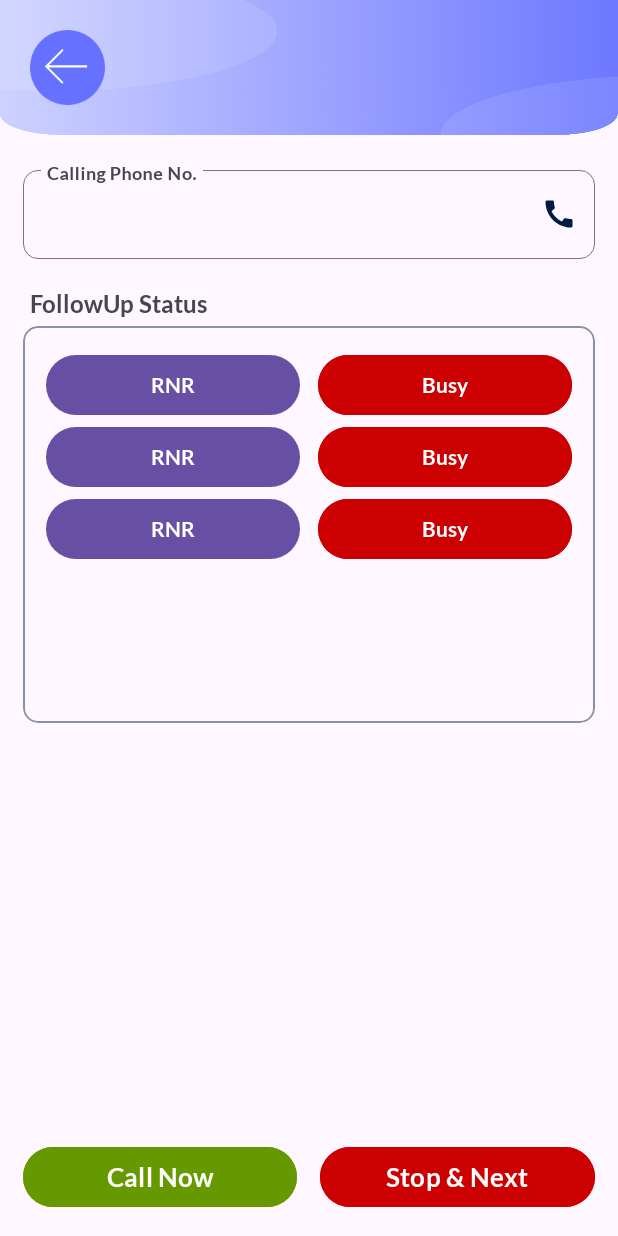
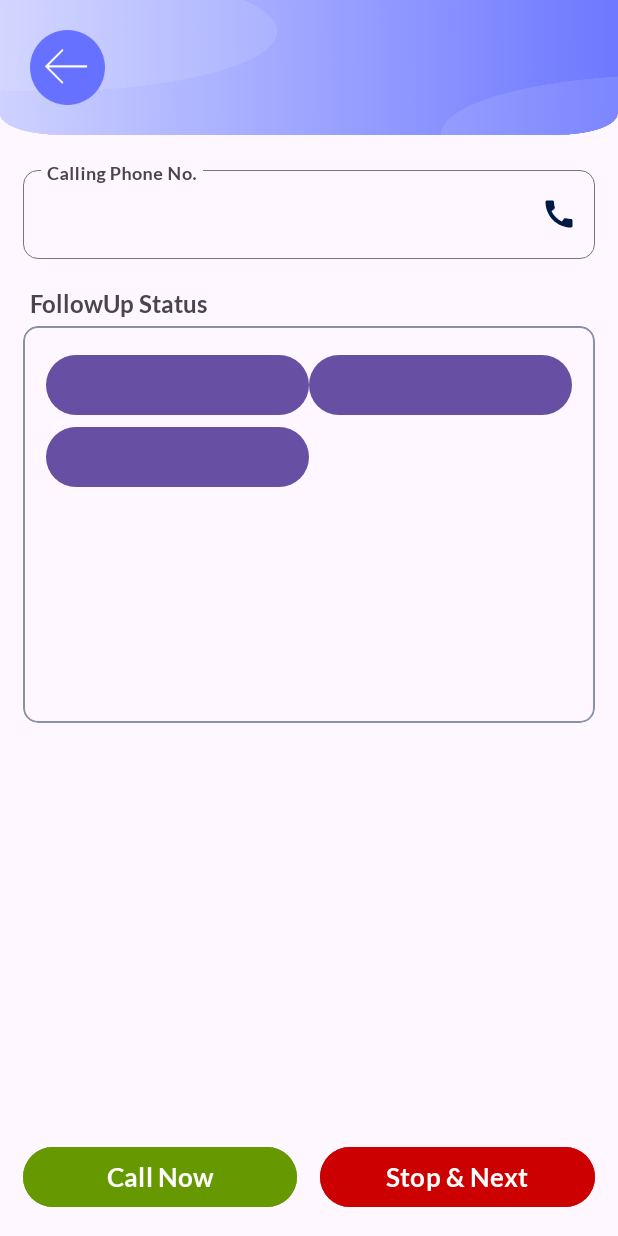
Before and after one commit to ShankarBhandari01/EasyDialer, an Android app: the layout activity_followup.xml on its own in the app's theme, with its tools: preview values and no code run, on a phone screen of 412 x 824 dp. Run offline under Robolectric (Android 15) with nearby library versions, the phone set to English and light mode, and no system bars.

Commit message:
change follow up status to gridlayout in recyler view

```diff
--- a/app/src/main/java/com/example/easydialer/ui/SplashScreen.kt
+++ b/app/src/main/java/com/example/easydialer/ui/SplashScreen.kt
@@ -14,6 +14,7 @@ import android.Manifest.permission.READ_MEDIA_IMAGES
 import android.Manifest.permission.READ_MEDIA_VIDEO
 import android.Manifest.permission.READ_PHONE_STATE
 import android.Manifest.permission.WRITE_EXTERNAL_STORAGE
+import android.annotation.SuppressLint
 import android.content.Intent
 import android.os.Build
 import android.os.Bundle
@@ -36,6 +37,7 @@ import kotlinx.coroutines.delay
 import kotlinx.coroutines.launch
 
 
+@SuppressLint("CustomSplashScreen")
 @AndroidEntryPoint
 class SplashScreen : AppCompatActivity() {
     private val binding by lazy { ActivitySplashScreenBinding.inflate(layoutInflater) }
--- a/app/src/main/java/com/example/easydialer/ui/TelDialerActivity.kt
+++ b/app/src/main/java/com/example/easydialer/ui/TelDialerActivity.kt
@@ -44,7 +44,7 @@ class TelDialerActivity : AppCompatActivity() {
 
     private fun init() {
         try {
-            appAdaptor = AppAdaptor {
+            appAdaptor = AppAdaptor(this) {
                 startActivity(CampaignDetailsActivity.getIntent(this, it))
             }
             binding.list.apply { adapter = appAdaptor }
--- a/app/src/main/res/layout/activity_followup.xml
+++ b/app/src/main/res/layout/activity_followup.xml
@@ -97,8 +97,9 @@
                         android:layout_gravity="center"
                         android:orientation="vertical"
                         android:visibility="visible"
-                        app:layoutManager="androidx.recyclerview.widget.LinearLayoutManager"
-                        tools:listitem="@layout/rv_follow_up_status" />
+                        app:layoutManager="androidx.recyclerview.widget.GridLayoutManager"
+                        tools:listitem="@layout/rv_follow_up_status"
+                        app:spanCount="2"/>
 
 
                 </LinearLayout>
--- a/app/src/main/res/layout/rv_follow_up_status.xml
+++ b/app/src/main/res/layout/rv_follow_up_status.xml
@@ -20,9 +20,9 @@
             android:layout_gravity="center"
             android:layout_weight="1"
             android:fontFamily="@font/lato_bold"
-            android:text="RNR" />
+            android:text="@{status.status}" />
 
-        <Button
+       <!-- <Button
             android:id="@+id/btn_right"
             android:layout_width="0dp"
             android:layout_height="wrap_content"
@@ -31,7 +31,7 @@
             android:layout_weight="1"
             android:backgroundTint="@android:color/holo_red_dark"
             android:fontFamily="@font/lato_bold"
-            android:text="Busy" />
+            android:text="Busy" />-->
 
     </LinearLayout>
 </layout>
```
Also changed, not shown: app/src/main/java/com/example/easydialer/ui/FollowupActivity.kt (+11 -3 lines), app/src/main/java/com/example/easydialer/ui/adaptor/AppAdaptor.kt (+6 -3 lines), app/src/main/java/com/example/easydialer/ui/adaptor/viewholders/FollowUpStatusHolder.kt (+13 -5 lines).
